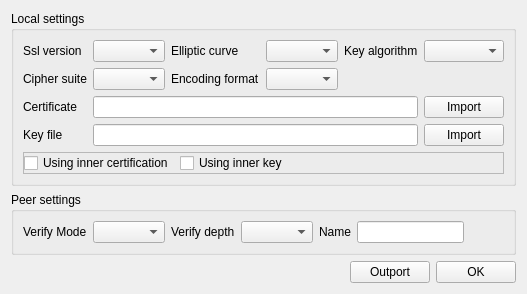
First picture: the form in src/pages/page/common/SAKDebugPageCommonSslConfigurationWidget.ui, repository x-tools-author/x-tools, before the edit.
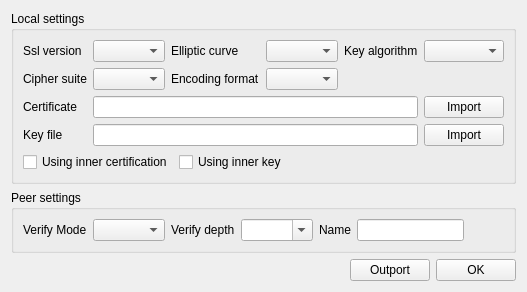
Second picture: the form after the edit.

What changed in the file:
```diff
--- a/src/pages/page/common/SAKDebugPageCommonSslConfigurationWidget.ui
+++ b/src/pages/page/common/SAKDebugPageCommonSslConfigurationWidget.ui
@@ -7,7 +7,7 @@
     <x>0</x>
     <y>0</y>
     <width>521</width>
-    <height>269</height>
+    <height>267</height>
    </rect>
   </property>
   <property name="windowTitle">
@@ -61,7 +61,11 @@
        <widget class="QComboBox" name="verifyModeComboBox"/>
       </item>
       <item row="0" column="3">
-       <widget class="QComboBox" name="verifyDepthComboBox"/>
+       <widget class="QComboBox" name="verifyDepthComboBox">
+        <property name="editable">
+         <bool>true</bool>
+        </property>
+       </widget>
       </item>
       <item row="0" column="4">
        <widget class="QLabel" name="label_10">
@@ -197,7 +201,9 @@
       <item row="4" column="0" colspan="6">
        <widget class="QFrame" name="frame">
         <property name="styleSheet">
-         <string notr="true"/>
+         <string notr="true">QFrame {
+	border: none
+}</string>
         </property>
         <property name="frameShape">
          <enum>QFrame::StyledPanel</enum>
```
Left out of the diff: 19 changed lines with no effect on the pictures.
